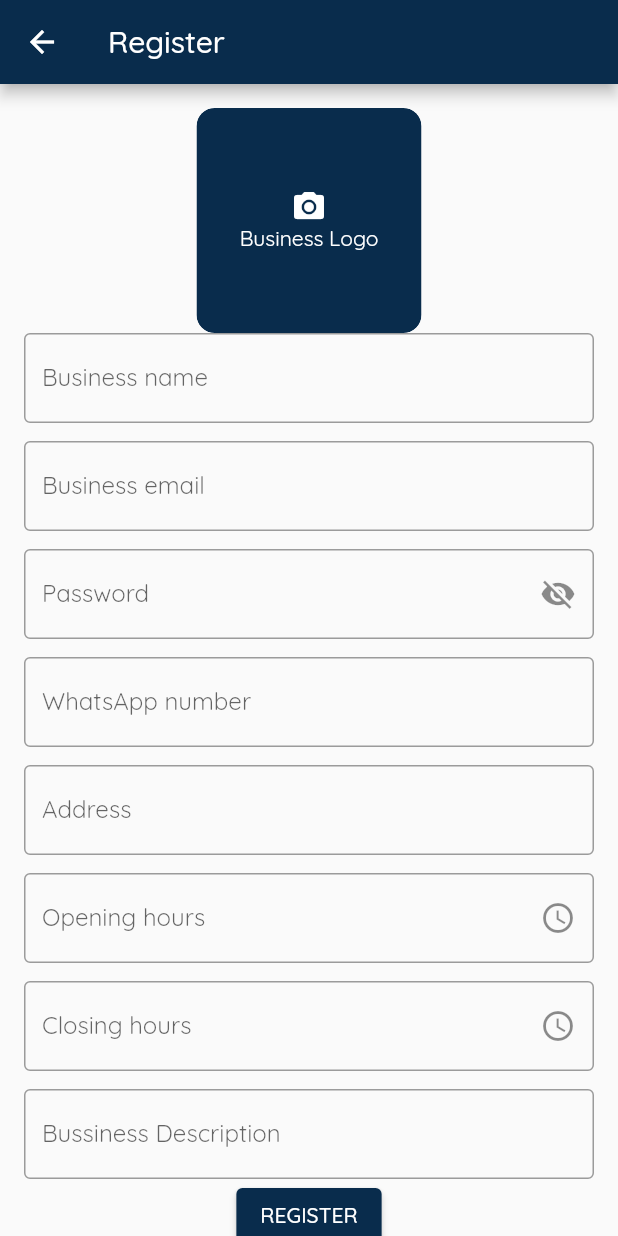
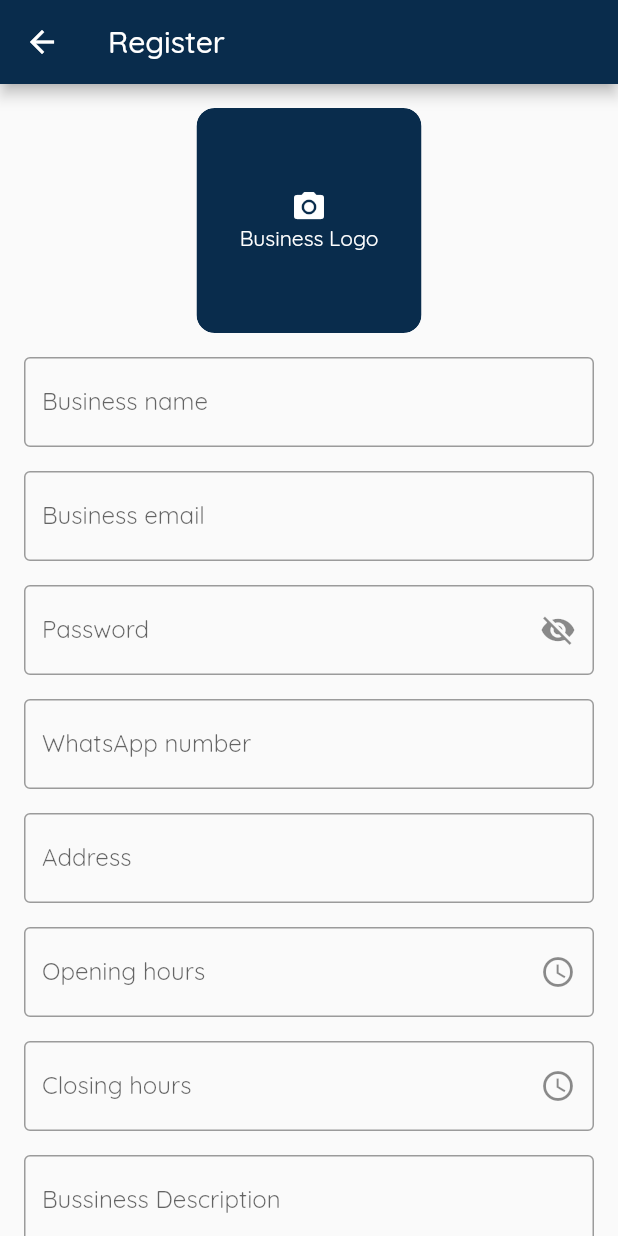
Before and after one commit to bumie-e/Plug, a Flutter app: the RegistrationPage screen opened by its route, on a phone screen of 412 x 824 dp. Run offline on Flutter 3.47's test engine with Material 2 defaults, Android fonts, the light colour scheme and no system bars; our stand-ins replace google_fonts, image_picker; project files that could hold a hidden picture were left out.

```diff
--- a/lib/forms/registration_form.dart
+++ b/lib/forms/registration_form.dart
@@ -57,12 +57,15 @@ class _RegistrationFormState extends State<RegistrationForm> {
                       )),
             ),
           ),
+          const SizedBox(
+            height: 16,
+          ),
           PrimaryTextField(
             labelText: 'Business name',
             onChanged: (value) => _businessName = value,
           ),
           Padding(
-            padding: const EdgeInsets.only(top: 12.0),
+            padding: const EdgeInsets.only(top: 16.0),
             child: PrimaryTextField(
               labelText: 'Business email',
               onChanged: (value) => _businessEmail = value,
@@ -70,11 +73,11 @@ class _RegistrationFormState extends State<RegistrationForm> {
             ),
           ),
           Padding(
-            padding: const EdgeInsets.only(top: 12.0),
+            padding: const EdgeInsets.only(top: 16.0),
             child: PasswordTextField(onChanged: (value) => _password = value),
           ),
           Padding(
-            padding: const EdgeInsets.only(top: 12.0),
+            padding: const EdgeInsets.only(top: 16.0),
             child: PrimaryTextField(
               labelText: 'WhatsApp number',
               onChanged: (value) => _number = value,
@@ -82,14 +85,14 @@ class _RegistrationFormState extends State<RegistrationForm> {
             ),
           ),
           Padding(
-            padding: const EdgeInsets.only(top: 12.0),
+            padding: const EdgeInsets.only(top: 16.0),
             child: PrimaryTextField(
               labelText: 'Address',
               onChanged: (value) => _address = value,
             ),
           ),
           Padding(
-            padding: const EdgeInsets.only(top: 12.0),
+            padding: const EdgeInsets.only(top: 16.0),
             child: TimePickerTextField(
                 text: 'Opening hours',
                 onTimePicked: (value) {
@@ -97,7 +100,7 @@ class _RegistrationFormState extends State<RegistrationForm> {
                 }),
           ),
           Padding(
-            padding: const EdgeInsets.only(top: 12.0),
+            padding: const EdgeInsets.only(top: 16.0),
             child: TimePickerTextField(
                 text: 'Closing hours',
                 onTimePicked: (value) {
@@ -105,10 +108,13 @@ class _RegistrationFormState extends State<RegistrationForm> {
                 }),
           ),
           Padding(
-            padding: const EdgeInsets.only(top: 12.0),
+            padding: const EdgeInsets.only(top: 16.0),
             child: MultiLineTextField(
                 labelText: 'Bussiness Description',
                 onChanged: (value) => _desc = value),
+          ),
+          const SizedBox(
+            height: 16,
           ),
           ElevatedButton(
             onPressed: () {
--- a/lib/forms/sign_in_form.dart
+++ b/lib/forms/sign_in_form.dart
@@ -25,10 +25,12 @@ class _SignInFormState extends State<SignInForm> {
             keyboardType: TextInputType.emailAddress,
           ),
           const SizedBox(
-            height: 12,
+            height: 16,
           ),
           PasswordTextField(onChanged: (value) => _password = value),
-
+          const SizedBox(
+            height: 16,
+          ),
           ElevatedButton(
             onPressed: () {
               if (_formKey.currentState!.validate()) {
```
Also changed, not shown: lib/screens/product_detail.dart (+10 -2 lines), lib/screens/sign_in_screen.dart (+6 -2 lines), lib/screens/welcome_screen.dart (+5 -2 lines), lib/utilities/constants.dart (+16 -16 lines).
